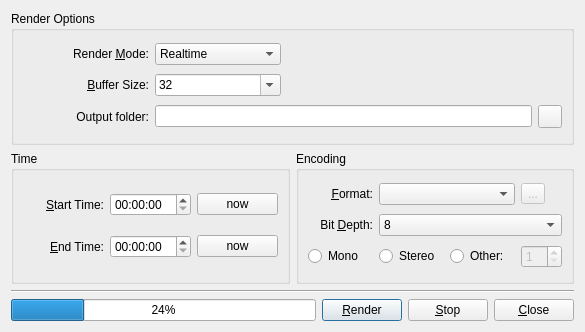
Above: src/ui/render.ui from falkTX/Cadence before the change. Below: the same form after it.
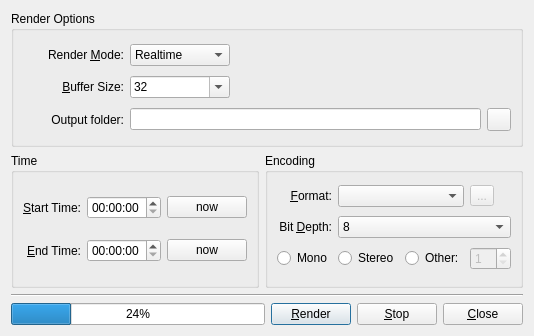
That is the form after the change. Icons and pictures are not drawn.

What changed in the file:
```diff
--- a/src/ui/render.ui
+++ b/src/ui/render.ui
@@ -6,8 +6,8 @@
    <rect>
     <x>0</x>
     <y>0</y>
-    <width>585</width>
-    <height>332</height>
+    <width>513</width>
+    <height>336</height>
    </rect>
   </property>
   <property name="windowTitle">
```
